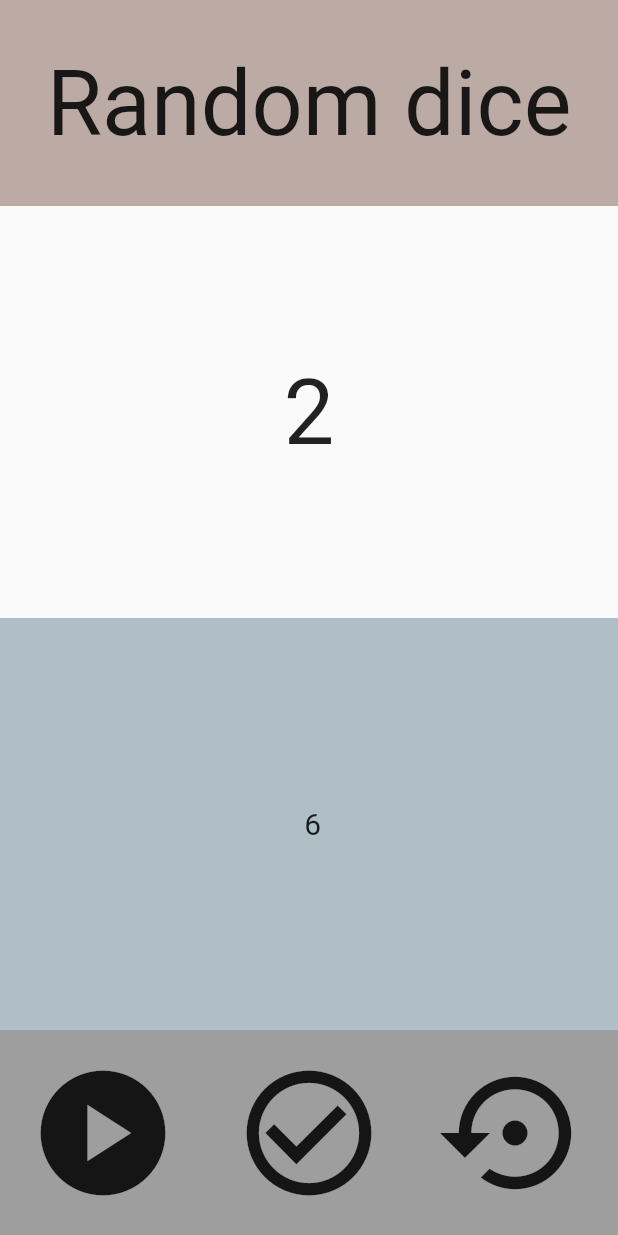
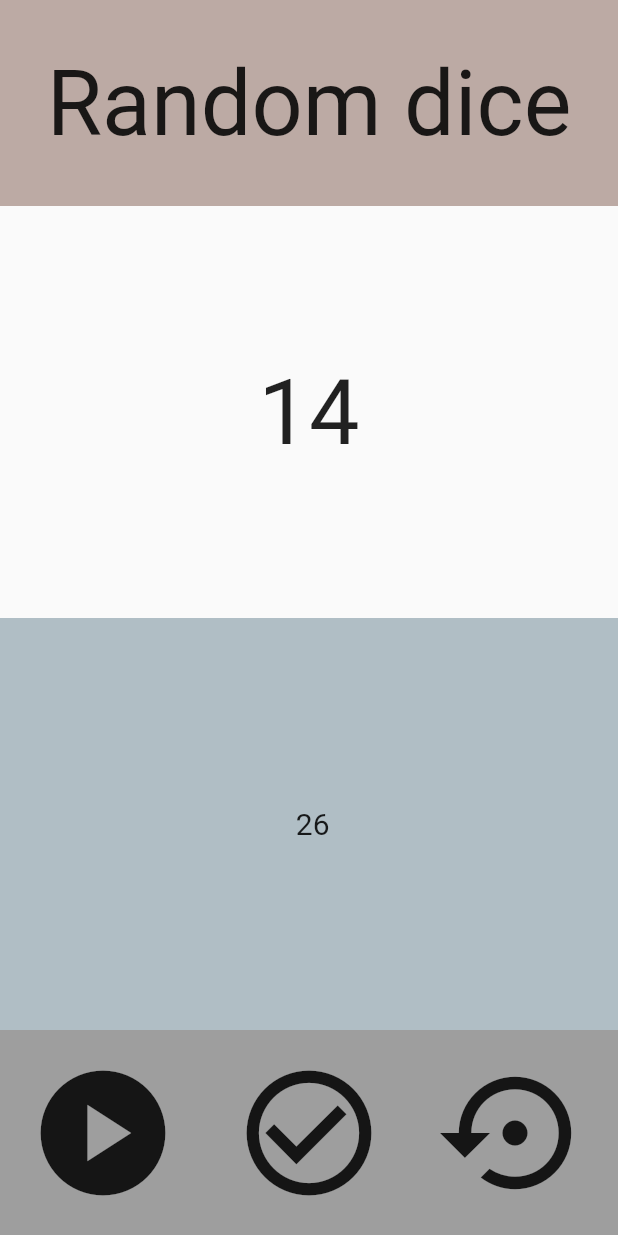
Before and after one commit to dlclfh0404/flutter_application_dice, a Flutter app: the screen it shows after launch, after a tap on the "play circle" icon, after a tap on the "check circle outline" icon, on a phone screen of 412 x 824 dp. Run offline on Flutter 3.47's test engine with Material 2 defaults, Android fonts, the phone set to English and light mode, and no system bars.

Commit message:
두번째 수정

```diff
--- a/lib/main.dart
+++ b/lib/main.dart
@@ -15,7 +15,7 @@ class MyApp extends StatefulWidget {
 }
 
 class _MyAppState extends State<MyApp> {
-  Dice dice = Dice(size: 10);
+  Dice dice = Dice(size: 45);
   late Timer timer;
   dynamic resultNum = 0;
   String resultView = '';
```
